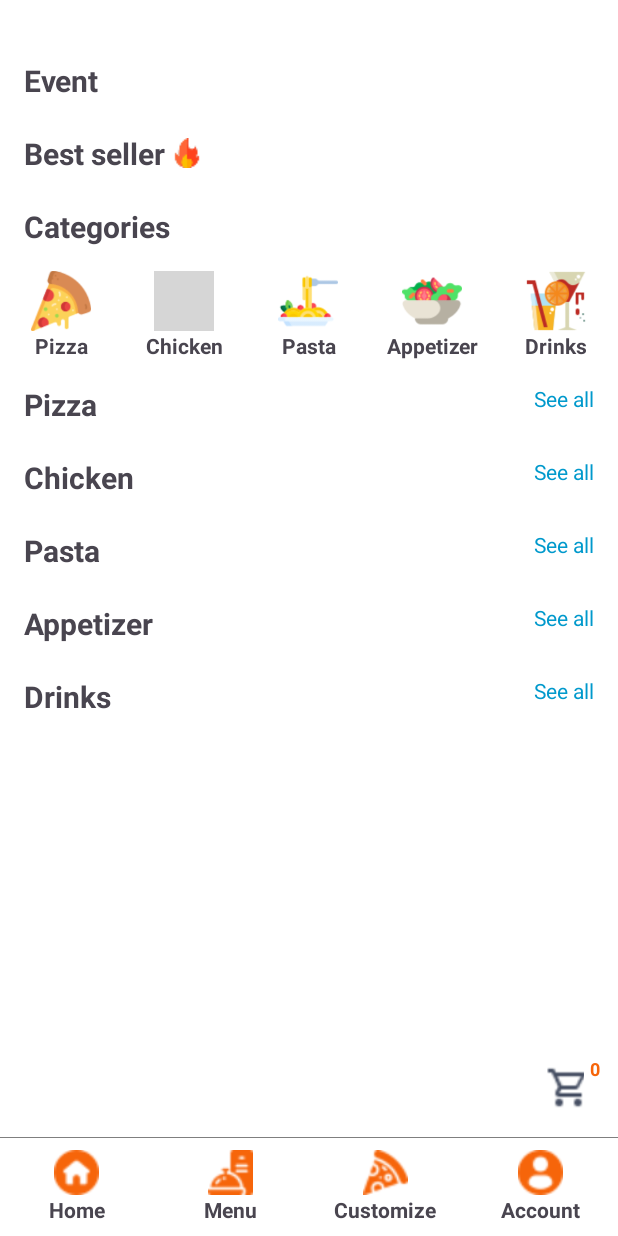
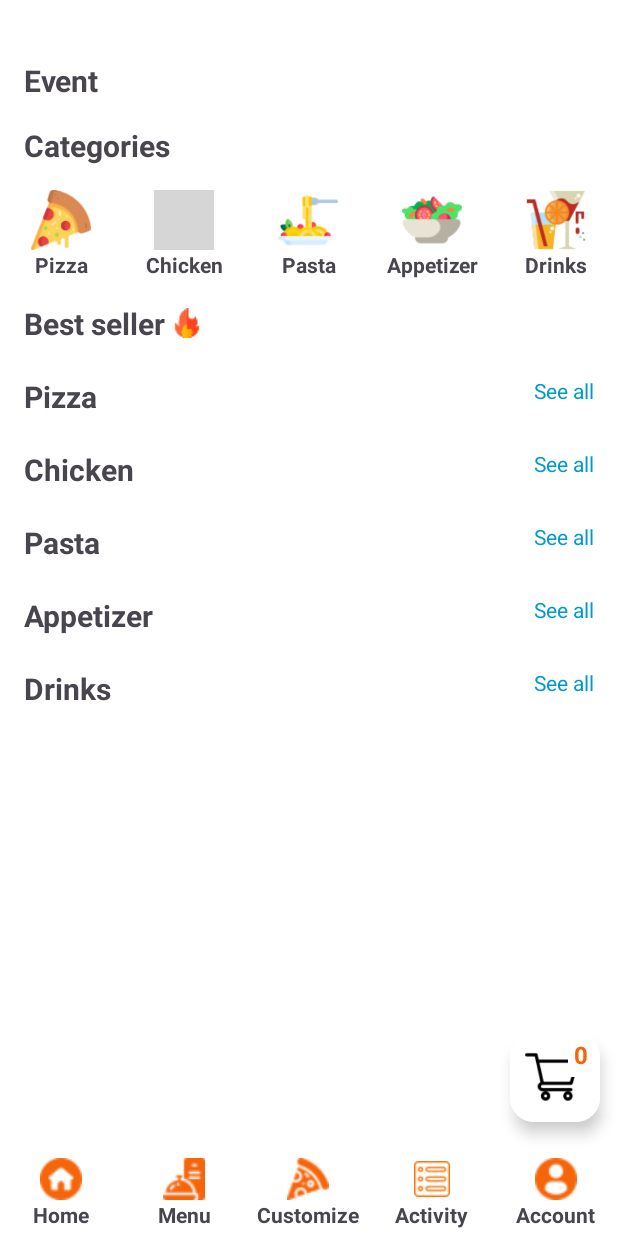
Before and after one commit to LuciaNgo/Pizza_3Ps, an Android app: the screen it shows after launch (DashboardActivity), on a phone screen of 412 x 824 dp. Run offline under Robolectric (Android 15) with nearby library versions, the phone set to English and light mode, and no system bars; our stand-ins replace Firebase (no records; nobody signed in at launch, a user with empty details on screens opened directly); grey boxes are pictures that could not be loaded.

Commit message:
Fix 70% dashboard

```diff
--- a/app/src/main/java/com/example/pizza3ps/activity/DashboardActivity.kt
+++ b/app/src/main/java/com/example/pizza3ps/activity/DashboardActivity.kt
@@ -2,6 +2,9 @@ package com.example.pizza3ps.activity
 
 import android.os.Bundle
 import android.util.Log
+import android.view.View
+import android.widget.LinearLayout
+import android.widget.ScrollView
 import androidx.activity.enableEdgeToEdge
 import androidx.appcompat.app.AppCompatActivity
 import androidx.recyclerview.widget.LinearLayoutManager
@@ -43,6 +46,29 @@ class DashboardActivity : AppCompatActivity() {
         enableEdgeToEdge()
         setContentView(R.layout.activity_dashboard)
 
+        val scrollView = findViewById<ScrollView>(R.id.scroll_view)
+
+        // Lấy các danh mục trên thanh category
+        val pizzaCategory = findViewById<LinearLayout>(R.id.pizza_category)
+        val chickenCategory = findViewById<LinearLayout>(R.id.chicken_category)
+        val pastaCategory = findViewById<LinearLayout>(R.id.pasta_category)
+        val appetizerCategory = findViewById<LinearLayout>(R.id.appetizer_category)
+        val drinksCategory = findViewById<LinearLayout>(R.id.drinks_category)
+
+        // Lấy các tiêu đề section tương ứng
+        val pizzaSection = findViewById<View>(R.id.pizza_section_title)
+        val chickenSection = findViewById<View>(R.id.chicken_section_title)
+        val pastaSection = findViewById<View>(R.id.pasta_section_title)
+        val appetizerSection = findViewById<View>(R.id.appetizer_section_title)
+        val drinksSection = findViewById<View>(R.id.drinks_section_title)
+
+        // Thiết lập sự kiện click để cuộn đến phần tương ứng
+        pizzaCategory.setOnClickListener { scrollToSection(scrollView, pizzaSection) }
+        chickenCategory.setOnClickListener { scrollToSection(scrollView, chickenSection) }
+        pastaCategory.setOnClickListener { scrollToSection(scrollView, pastaSection) }
+        appetizerCategory.setOnClickListener { scrollToSection(scrollView, appetizerSection) }
+        drinksCategory.setOnClickListener { scrollToSection(scrollView, drinksSection) }
+
         eventRecyclerView = findViewById(R.id.event_recycler_view)
         pizzaRecyclerView = findViewById(R.id.pizza_recycler_view)
         chickenRecyclerView = findViewById(R.id.chicken_recycler_view)
@@ -73,6 +99,18 @@ class DashboardActivity : AppCompatActivity() {
 
         fetchEventData()
         fetchFoodData()
+    }
+
+    private fun scrollToSection(scrollView: ScrollView, targetView: View) {
+        scrollView.post {
+            val location = IntArray(2)
+            targetView.getLocationOnScreen(location)
+
+            // Lấy vị trí Y của targetView so với ScrollView
+            val scrollY = location[1] - scrollView.top - 50
+
+            scrollView.smoothScrollTo(0, scrollY)
+        }
     }
 
     private fun fetchEventData() {
--- a/app/src/main/res/drawable/button_border.xml
+++ /dev/null
@@ -1,9 +0,0 @@
-<?xml version="1.0" encoding="utf-8"?>
-<shape xmlns:android="http://schemas.android.com/apk/res/android"
-    android:shape="rectangle">
-    <stroke
-        android:width="1dp"
-        android:color="@android:color/white" />
-    <solid android:color="@android:color/transparent" /> <!-- Add this line -->
-    <corners android:radius="4dp"/>
-</shape>
--- a/app/src/main/res/layout/activity_dashboard.xml
+++ b/app/src/main/res/layout/activity_dashboard.xml
@@ -9,10 +9,11 @@
 
     <!-- ScrollView for the whole screen -->
     <ScrollView
+        android:id="@+id/scroll_view"
         android:layout_width="match_parent"
         android:layout_height="0dp"
         app:layout_constraintTop_toTopOf="parent"
-        app:layout_constraintBottom_toTopOf="@+id/cart_layout">
+        app:layout_constraintBottom_toTopOf="@+id/navigation_bar_container">
 
         <LinearLayout
             android:layout_width="match_parent"
@@ -42,9 +43,144 @@
                 android:layout_width="match_parent"
                 android:layout_height="wrap_content"
                 android:layout_marginStart="8dp"
-                android:paddingBottom="5dp"
                 android:orientation="horizontal"
                 app:layoutManager="androidx.recyclerview.widget.LinearLayoutManager" />
+
+            <!-- Categories Section -->
+            <TextView
+                android:id="@+id/categories_title"
+                android:layout_width="match_parent"
+                android:layout_height="wrap_content"
+                android:text="Categories"
+                android:padding="16dp"
+                android:textSize="20sp"
+                android:textStyle="bold" />
+
+            <LinearLayout
+                android:layout_width="match_parent"
+                android:layout_height="wrap_content"
+                android:orientation="horizontal">
+
+                <LinearLayout
+                    android:id="@+id/pizza_category"
+                    android:layout_width="wrap_content"
+                    android:layout_height="wrap_content"
+                    android:layout_weight="1"
+                    android:clickable="true"
+                    android:orientation="vertical">
+
+                    <ImageView
+                        android:id="@+id/imageView"
+                        android:layout_width="40dp"
+                        android:layout_height="40dp"
+                        android:layout_gravity="center"
+                        app:srcCompat="@drawable/pizzaa" />
+
+                    <TextView
+                        android:id="@+id/textView"
+                        android:layout_width="match_parent"
+                        android:layout_height="wrap_content"
+                        android:gravity="center"
+                        android:text="Pizza"
+                        android:textStyle="bold"/>
+                </LinearLayout>
+
+                <LinearLayout
+                    android:id="@+id/chicken_category"
+                    android:layout_width="wrap_content"
+                    android:layout_height="wrap_content"
+                    android:layout_weight="1"
+                    android:clickable="true"
+                    android:orientation="vertical">
+
+                    <ImageView
+                        android:id="@+id/imageView2"
+                        android:layout_width="40dp"
+                        android:layout_height="40dp"
+                        android:layout_gravity="center"
+                        app:srcCompat="@drawable/chicken" />
+
+                    <TextView
+                        android:id="@+id/textView2"
+                        android:layout_width="match_parent"
+                        android:layout_height="wrap_content"
+                        android:gravity="center"
+                        android:text="Chicken"
+                        android:textStyle="bold"/>
+                </LinearLayout>
+
+                <LinearLayout
+                    android:id="@+id/pasta_category"
+                    android:layout_width="wrap_content"
+                    android:layout_height="wrap_content"
+                    android:layout_weight="1"
+                    android:clickable="true"
+                    android:orientation="vertical">
+
+                    <ImageView
+                        android:id="@+id/imageView3"
+                        android:layout_width="40dp"
+                        android:layout_height="40dp"
+                        android:layout_gravity="center"
+                        app:srcCompat="@drawable/pasta" />
+
+                    <TextView
+                        android:id="@+id/textView3"
+                        android:layout_width="match_parent"
+                        android:layout_height="wrap_content"
+                        android:gravity="center"
+                        android:text="Pasta"
+                        android:textStyle="bold"/>
+                </LinearLayout>
+
+                <LinearLayout
+                    android:id="@+id/appetizer_category"
+                    android:layout_width="wrap_content"
+                    android:layout_height="wrap_content"
+                    android:layout_weight="1"
+                    android:clickable="true"
+                    android:orientation="vertical">
+
+                    <ImageView
+                        android:id="@+id/imageView4"
+                        android:layout_width="40dp"
+                        android:layout_height="40dp"
+                        android:layout_gravity="center"
+                        app:srcCompat="@drawable/salad" />
+
+                    <TextView
+                        android:id="@+id/textView4"
+                        android:layout_width="match_parent"
+                        android:layout_height="wrap_content"
+                        android:gravity="center"
+                        android:text="Appetizer"
+                        android:textStyle="bold"/>
+                </LinearLayout>
+
+                <LinearLayout
+                    android:id="@+id/drinks_category"
+                    android:layout_width="wrap_content"
+                    android:layout_height="wrap_content"
+                    android:layout_weight="1"
+                    android:clickable="true"
+                    android:orientation="vertical">
+
+                    <ImageView
+                        android:id="@+id/imageView5"
+                        android:layout_width="40dp"
+                        android:layout_height="40dp"
+                        android:layout_gravity="center"
+                        app:srcCompat="@drawable/drinks" />
+
+                    <TextView
+                        android:id="@+id/textView5"
+                        android:layout_width="match_parent"
+                        android:layout_height="wrap_content"
+                        android:gravity="center"
+                        android:text="Drinks"
+                        android:textStyle="bold"/>
+                </LinearLayout>
+            </LinearLayout>
 
             <!-- Best Seller Section -->
             <RelativeLayout
@@ -74,131 +210,7 @@
                 android:orientation="horizontal"
                 app:layoutManager="androidx.recyclerview.widget.LinearLayoutManager" />
 
-            <!-- Categories Section -->
-            <TextView
-                android:id="@+id/categories_title"
-                android:layout_width="match_parent"
-                android:layout_height="wrap_content"
-                android:text="Categories"
-                android:padding="16dp"
-                android:textSize="20sp"
-                android:textStyle="bold" />
 
-            <LinearLayout
-                android:layout_width="match_parent"
-                android:layout_height="wrap_content"
-                android:orientation="horizontal">
-
-                <LinearLayout
-                    android:layout_width="wrap_content"
-                    android:layout_height="wrap_content"
-                    android:layout_weight="1"
-                    android:orientation="vertical">
-
-                    <ImageView
-                        android:id="@+id/imageView"
-                        android:layout_width="40dp"
-                        android:layout_height="40dp"
-                        android:layout_gravity="center"
-                        app:srcCompat="@drawable/pizzaa" />
-
-                    <TextView
-                        android:id="@+id/textView"
-                        android:layout_width="match_parent"
-                        android:layout_height="wrap_content"
-                        android:gravity="center"
-                        android:text="Pizza"
-                        android:textStyle="bold"/>
-                </LinearLayout>
-
-                <LinearLayout
-                    android:layout_width="wrap_content"
-                    android:layout_height="wrap_content"
-                    android:layout_weight="1"
-                    android:orientation="vertical">
-
-                    <ImageView
-                        android:id="@+id/imageView2"
-                        android:layout_width="40dp"
-                        android:layout_height="40dp"
-                        android:layout_gravity="center"
-                        app:srcCompat="@drawable/chicken" />
-
-                    <TextView
-                        android:id="@+id/textView2"
-                        android:layout_width="match_parent"
-                        android:layout_height="wrap_content"
-                        android:gravity="center"
-                        android:text="Chicken"
-                        android:textStyle="bold"/>
-                </LinearLayout>
-
-                <LinearLayout
-                    android:layout_width="wrap_content"
-                    android:layout_height="wrap_content"
-                    android:layout_weight="1"
-                    android:orientation="vertical">
-
-                    <ImageView
-                        android:id="@+id/imageView3"
-                        android:layout_width="40dp"
-                        android:layout_height="40dp"
-                        android:layout_gravity="center"
-                        app:srcCompat="@drawable/pasta" />
-
-                    <TextView
-                        android:id="@+id/textView3"
-                        android:layout_width="match_parent"
-                        android:layout_height="wrap_content"
-                        android:gravity="center"
-                        android:text="Pasta"
-                        android:textStyle="bold"/>
-                </LinearLayout>
-
-                <LinearLayout
-                    android:layout_width="wrap_content"
-                    android:layout_height="wrap_content"
-                    android:layout_weight="1"
-                    android:orientation="vertical">
-
-                    <ImageView
-                        android:id="@+id/imageView4"
-                        android:layout_width="40dp"
-                        android:layout_height="40dp"
-                        android:layout_gravity="center"
-                        app:srcCompat="@drawable/salad" />
-
-                    <TextView
-                        android:id="@+id/textView4"
-                        android:layout_width="match_parent"
-                        android:layout_height="wrap_content"
-                        android:gravity="center"
-                        android:text="Appetizer"
-                        android:textStyle="bold"/>
-                </LinearLayout>
-
-                <LinearLayout
-                    android:layout_width="wrap_content"
-                    android:layout_height="wrap_content"
-                    android:layout_weight="1"
-                    android:orientation="vertical">
-
-                    <ImageView
-                        android:id="@+id/imageView5"
-                        android:layout_width="40dp"
-                        android:layout_height="40dp"
-                        android:layout_gravity="center"
-                        app:srcCompat="@drawable/drinks" />
-
-                    <TextView
-                        android:id="@+id/textView5"
-                        android:layout_width="match_parent"
-                        android:layout_height="wrap_content"
-                        android:gravity="center"
-                        android:text="Drinks"
-                        android:textStyle="bold"/>
-                </LinearLayout>
-            </LinearLayout>
 
             <!-- Pizza Section -->
             <RelativeLayout
@@ -388,21 +400,31 @@
         </LinearLayout>
     </ScrollView>
 
-    <!-- Cart Icon (Fixed at the bottom) -->
-    <FrameLayout
+    <androidx.cardview.widget.CardView
         android:id="@+id/cart_layout"
-        android:layout_width="50dp"
-        android:layout_height="50dp"
-        android:layout_margin="8dp"
+        android:layout_width="60dp"
+        android:layout_height="60dp"
+        android:layout_marginEnd="12dp"
+        android:layout_marginBottom="16dp"
         android:clickable="true"
         android:focusable="true"
-        app:layout_constraintBottom_toTopOf="@+id/navigation_bar"
-        app:layout_constraintEnd_toEndOf="parent">
+        app:cardCornerRadius="16dp"
+        app:cardElevation="6dp"
+        app:layout_constraintBottom_toTopOf="@+id/navigation_bar_container"
+        app:layout_constraintEnd_toEndOf="parent"
+        android:background="@android:color/transparent">
+
+        <FrameLayout
+            android:layout_width="match_parent"
+            android:layout_height="match_parent"
+            android:background="@android:color/white"
+            android:paddingEnd="4dp"
+            android:gravity="center">
 
             <ImageView
-            android:layout_width="30dp"
-            android:layout_height="30dp"
-            android:src="@drawable/cart_icon_black"
+                android:layout_width="36dp"
+                android:layout_height="36dp"
+                android:src="@drawable/cart"
                 android:layout_gravity="center"/>
 
             <TextView
@@ -414,35 +436,44 @@
                 android:text="0"
                 android:textStyle="bold"
                 android:textColor="@color/orange"
-            android:textSize="12sp"
+                android:textSize="16sp"
                 android:layout_gravity="top|end"/>
 
         </FrameLayout>
 
-    <!-- Navigation Bar (Fixed at the bottom) -->
-    <LinearLayout
-        android:id="@+id/navigation_bar"
+    </androidx.cardview.widget.CardView>
+
+    <FrameLayout
+        android:id="@+id/navigation_bar_container"
         android:layout_width="match_parent"
         android:layout_height="wrap_content"
-        android:orientation="horizontal"
-        android:weightSum="4"
-        android:background="@color/overlay_gray"
-        android:paddingTop="0.5dp"
+        android:background="@android:color/transparent"
         app:layout_constraintBottom_toBottomOf="parent"
         app:layout_constraintStart_toStartOf="parent"
         app:layout_constraintEnd_toEndOf="parent">
 
+        <LinearLayout
+            android:id="@+id/navigation_bar"
+            android:layout_width="match_parent"
+            android:layout_height="60dp"
+            android:background="@android:color/transparent"
+            android:orientation="horizontal"
+            android:weightSum="5"
+            android:paddingTop="8dp"
+            android:paddingBottom="4dp">
+
             <!-- Home Button -->
             <LinearLayout
                 android:layout_width="0dp"
-            android:layout_height="wrap_content"
+                android:layout_height="match_parent"
                 android:layout_weight="1"
-            android:padding="8dp"
+                android:gravity="center"
                 android:orientation="vertical"
-            android:gravity="center">
+                android:clickable="true"
+                android:focusable="true">
                 <ImageView
-                android:layout_width="30dp"
-                android:layout_height="30dp"
+                    android:layout_width="28dp"
+                    android:layout_height="28dp"
                     android:src="@drawable/home"/>
                 <TextView
                     android:layout_width="wrap_content"
@@ -451,17 +482,17 @@
                     android:textStyle="bold"/>
             </LinearLayout>
 
-        <!-- Menu Button -->
             <LinearLayout
                 android:layout_width="0dp"
-            android:layout_height="wrap_content"
+                android:layout_height="match_parent"
                 android:layout_weight="1"
-            android:padding="8dp"
+                android:gravity="center"
                 android:orientation="vertical"
-            android:gravity="center">
+                android:clickable="true"
+                android:focusable="true">
                 <ImageView
-                android:layout_width="30dp"
-                android:layout_height="30dp"
+                    android:layout_width="28dp"
+                    android:layout_height="28dp"
                     android:src="@drawable/menu"/>
                 <TextView
                     android:layout_width="wrap_content"
@@ -470,17 +501,17 @@
                     android:textStyle="bold"/>
             </LinearLayout>
 
-        <!-- Customize Button -->
             <LinearLayout
                 android:layout_width="0dp"
-            android:layout_height="wrap_content"
+                android:layout_height="match_parent"
                 android:layout_weight="1"
-            android:padding="8dp"
+                android:gravity="center"
                 android:orientation="vertical"
-            android:gravity="center">
+                android:clickable="true"
+                android:focusable="true">
                 <ImageView
-                android:layout_width="30dp"
-                android:layout_height="30dp"
+                    android:layout_width="28dp"
+                    android:layout_height="28dp"
                     android:src="@drawable/pizza"/>
                 <TextView
                     android:layout_width="wrap_content"
@@ -489,17 +520,36 @@
                     android:textStyle="bold"/>
             </LinearLayout>
 
-        <!-- Account Button -->
             <LinearLayout
                 android:layout_width="0dp"
+                android:layout_height="match_parent"
+                android:layout_weight="1"
+                android:gravity="center"
+                android:orientation="vertical"
+                android:clickable="true"
+                android:focusable="true">
+                <ImageView
+                    android:layout_width="24dp"
+                    android:layout_height="28dp"
+                    android:src="@drawable/activity"/>
+                <TextView
+                    android:layout_width="wrap_content"
                     android:layout_height="wrap_content"
+                    android:text="Activity"
+                    android:textStyle="bold"/>
+            </LinearLayout>
+
+            <LinearLayout
+                android:layout_width="0dp"
+                android:layout_height="match_parent"
                 android:layout_weight="1"
-            android:padding="8dp"
+                android:gravity="center"
                 android:orientation="vertical"
-            android:gravity="center">
+                android:clickable="true"
+                android:focusable="true">
                 <ImageView
-                android:layout_width="30dp"
-                android:layout_height="30dp"
+                    android:layout_width="28dp"
+                    android:layout_height="28dp"
                     android:src="@drawable/account"/>
                 <TextView
                     android:layout_width="wrap_content"
@@ -507,5 +557,10 @@
                     android:text="Account"
                     android:textStyle="bold"/>
             </LinearLayout>
+
+            <!-- Các nút khác tương tự -->
+
         </LinearLayout>
+    </FrameLayout>
+
 </androidx.constraintlayout.widget.ConstraintLayout>
```
Also changed, not shown: app/src/main/res/drawable/activity.png (added), app/src/main/res/drawable/cart.png (added), app/src/main/res/drawable/cart_icon_black.png (deleted), app/src/main/res/drawable/cart_icon_white.png (deleted). Lines whose indentation alone changed are shown as unchanged.
